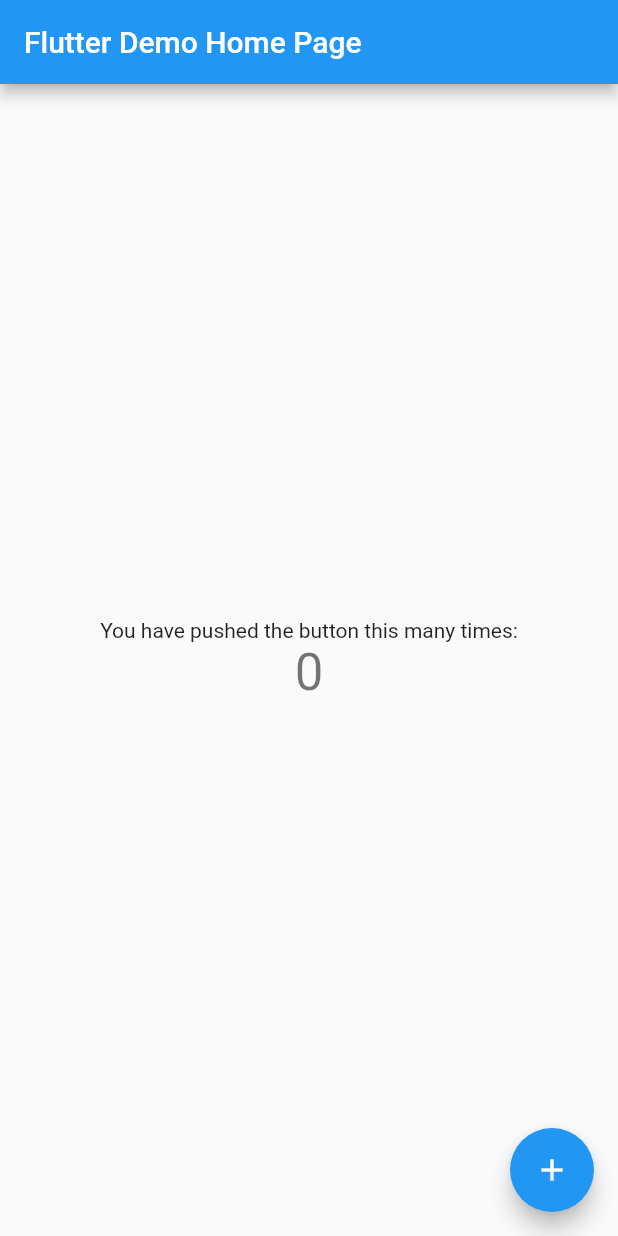
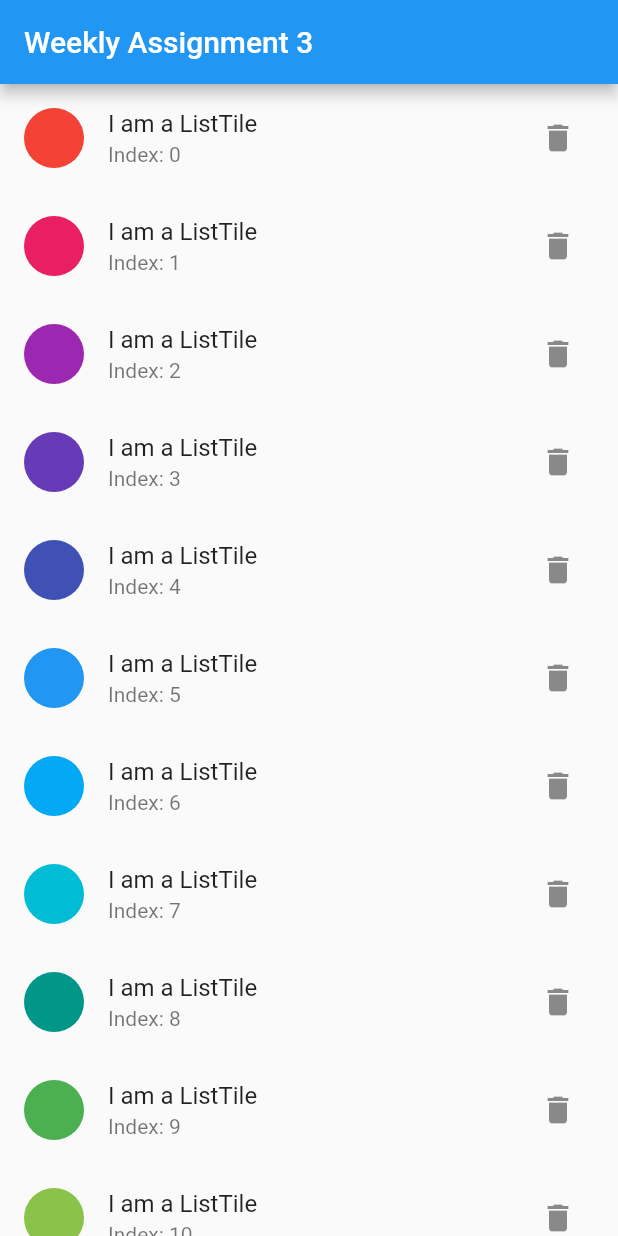
Before and after one commit to SiGMobileUIUC/WeeklyAssignments, a Flutter app: the screen it shows after launch, on a phone screen of 412 x 824 dp. Run offline on Flutter 3.47's test engine with Material 2 defaults, Android fonts, the phone set to English and light mode, and no system bars.

Commit message:
added the solution for weekly assignment 3

```diff
--- a/weekly_assignment_3/lib/main.dart
+++ b/weekly_assignment_3/lib/main.dart
@@ -13,33 +13,15 @@ class MyApp extends StatelessWidget {
     return MaterialApp(
       title: 'Flutter Demo',
       theme: ThemeData(
-        // This is the theme of your application.
-        //
-        // Try running your application with "flutter run". You'll see the
-        // application has a blue toolbar. Then, without quitting the app, try
-        // changing the primarySwatch below to Colors.green and then invoke
-        // "hot reload" (press "r" in the console where you ran "flutter run",
-        // or simply save your changes to "hot reload" in a Flutter IDE).
-        // Notice that the counter didn't reset back to zero; the application
-        // is not restarted.
         primarySwatch: Colors.blue,
       ),
-      home: const MyHomePage(title: 'Flutter Demo Home Page'),
+      home: const MyHomePage(title: 'Weekly Assignment 3'),
     );
   }
 }
 
 class MyHomePage extends StatefulWidget {
   const MyHomePage({super.key, required this.title});
-
-  // This widget is the home page of your application. It is stateful, meaning
-  // that it has a State object (defined below) that contains fields that affect
-  // how it looks.
-
-  // This class is the configuration for the state. It holds the values (in this
-  // case the title) provided by the parent (in this case the App widget) and
-  // used by the build method of the State. Fields in a Widget subclass are
-  // always marked "final".
 
   final String title;
 
@@ -48,68 +30,49 @@ class MyHomePage extends StatefulWidget {
 }
 
 class _MyHomePageState extends State<MyHomePage> {
-  int _counter = 0;
+  // List to keep track of which indices are still in the list view
+  final List<int> _listTileIndices = List.generate(12, (index) => index);
 
-  void _incrementCounter() {
+  // Function to remove the list tile at the given index
+  void _removeAtIndex(int listTileIndexToRemove) {
+    // Using setState to tell Flutter to rebuild the widget and UI
     setState(() {
-      // This call to setState tells the Flutter framework that something has
-      // changed in this State, which causes it to rerun the build method below
-      // so that the display can reflect the updated values. If we changed
-      // _counter without calling setState(), then the build method would not be
-      // called again, and so nothing would appear to happen.
-      _counter++;
+      // Remove the listTileIndex at the given index
+      _listTileIndices.removeAt(listTileIndexToRemove);
     });
   }
 
   @override
   Widget build(BuildContext context) {
-    // This method is rerun every time setState is called, for instance as done
-    // by the _incrementCounter method above.
-    //
-    // The Flutter framework has been optimized to make rerunning build methods
-    // fast, so that you can just rebuild anything that needs updating rather
-    // than having to individually change instances of widgets.
     return Scaffold(
       appBar: AppBar(
-        // Here we take the value from the MyHomePage object that was created by
-        // the App.build method, and use it to set our appbar title.
         title: Text(widget.title),
       ),
-      body: Center(
-        // Center is a layout widget. It takes a single child and positions it
-        // in the middle of the parent.
-        child: Column(
-          // Column is also a layout widget. It takes a list of children and
-          // arranges them vertically. By default, it sizes itself to fit its
-          // children horizontally, and tries to be as tall as its parent.
-          //
-          // Invoke "debug painting" (press "p" in the console, choose the
-          // "Toggle Debug Paint" action from the Flutter Inspector in Android
-          // Studio, or the "Toggle Debug Paint" command in Visual Studio Code)
-          // to see the wireframe for each widget.
-          //
-          // Column has various properties to control how it sizes itself and
-          // how it positions its children. Here we use mainAxisAlignment to
-          // center the children vertically; the main axis here is the vertical
-          // axis because Columns are vertical (the cross axis would be
-          // horizontal).
-          mainAxisAlignment: MainAxisAlignment.center,
-          children: <Widget>[
-            const Text(
-              'You have pushed the button this many times:',
-            ),
-            Text(
-              '$_counter',
-              style: Theme.of(context).textTheme.headline4,
-            ),
-          ],
+      // Using a ListView.builder widget so that we can use the index of each ListTile being built to customized that
+      // ListTile
+      body: ListView.builder(
+        // This anonymous function gives you an updated BuildContext (you don't have to worry about that right now but
+        // you can look up what it is) and the index of the current item being built. It has to return a Widget which
+        // the ListView will use to create its children
+        itemBuilder: (context, listTileIndex) => ListTile(
+          // Widget used to create the circle at the start of the ListTile. Can be used for other things such as
+          leading: CircleAvatar(backgroundColor: Colors.primaries[listTileIndex % Colors.primaries.length]),
+          // The title text of the ListTile
+          title: const Text('I am a ListTile'),
+          // The text below the title of the ListTile
+          subtitle: Text('Index: ${_listTileIndices[listTileIndex]}'),
+          // The delete button at the end of the ListTile
+          trailing: IconButton(
+            // Call the _removeAtIndex function when button is pressed with the index of the current ListTile
+            onPressed: () {
+              _removeAtIndex(listTileIndex);
+            },
+            icon: const Icon(Icons.delete),
+          ),
         ),
+        // Tells the ListView how many ListTiles to build
+        itemCount: _listTileIndices.length,
       ),
-      floatingActionButton: FloatingActionButton(
-        onPressed: _incrementCounter,
-        tooltip: 'Increment',
-        child: const Icon(Icons.add),
-      ), // This trailing comma makes auto-formatting nicer for build methods.
     );
   }
 }
```
